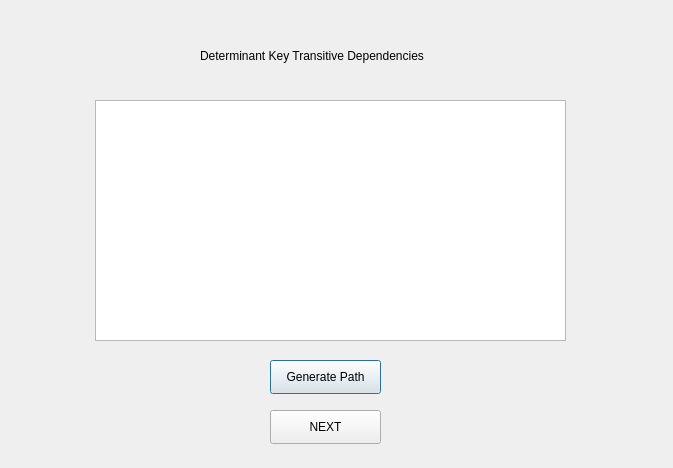
Before: the Qt Designer form dialog_transitive_view.ui in shanidchamal/ADN, drawn with Qt 5.
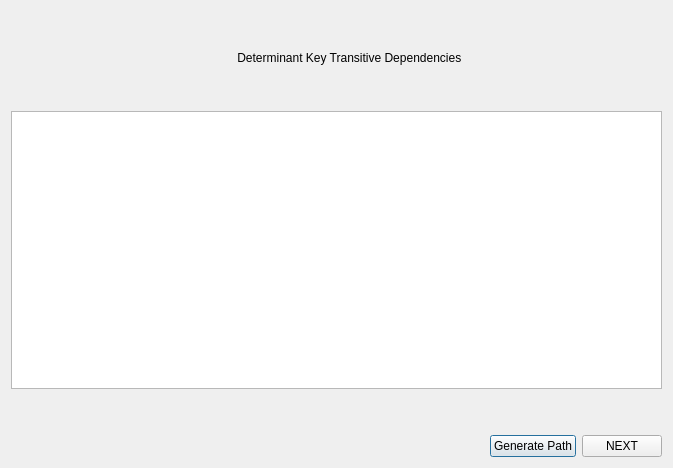
After: the same form once the commit is applied.

Commit message: {Sprint 2} GUI layout fixes

The edit to the form file:
```diff
--- a/dialog_transitive_view.ui
+++ b/dialog_transitive_view.ui
@@ -13,55 +13,101 @@
   <property name="windowTitle">
    <string>Dialog</string>
   </property>
+  <layout class="QVBoxLayout" name="verticalLayout_2">
+   <item>
+    <spacer name="verticalSpacer_2">
+     <property name="orientation">
+      <enum>Qt::Vertical</enum>
+     </property>
+     <property name="sizeType">
+      <enum>QSizePolicy::Fixed</enum>
+     </property>
+     <property name="sizeHint" stdset="0">
+      <size>
+       <width>20</width>
+       <height>40</height>
+      </size>
+     </property>
+    </spacer>
+   </item>
+   <item>
+    <layout class="QVBoxLayout" name="verticalLayout">
+     <item>
   <widget class="QLabel" name="label">
-   <property name="geometry">
-    <rect>
-     <x>200</x>
-     <y>40</y>
-     <width>261</width>
-     <height>31</height>
-    </rect>
-   </property>
    <property name="text">
-    <string>Determinant Key Transitive Dependencies</string>
-   </property>
-  </widget>
-  <widget class="QTableWidget" name="tableDetPath">
-   <property name="geometry">
-    <rect>
-     <x>95</x>
-     <y>100</y>
-     <width>471</width>
-     <height>241</height>
-    </rect>
-   </property>
-  </widget>
+        <string>                                                                    Determinant Key Transitive Dependencies</string>
+       </property>
+      </widget>
+     </item>
+     <item>
+      <spacer name="verticalSpacer_3">
+       <property name="orientation">
+        <enum>Qt::Vertical</enum>
+       </property>
+       <property name="sizeType">
+        <enum>QSizePolicy::Fixed</enum>
+       </property>
+       <property name="sizeHint" stdset="0">
+        <size>
+         <width>20</width>
+         <height>40</height>
+        </size>
+       </property>
+      </spacer>
+     </item>
+     <item>
+      <widget class="QTableWidget" name="tableDetPath"/>
+     </item>
+     <item>
+      <spacer name="verticalSpacer">
+       <property name="orientation">
+        <enum>Qt::Vertical</enum>
+       </property>
+       <property name="sizeType">
+        <enum>QSizePolicy::Fixed</enum>
+       </property>
+       <property name="sizeHint" stdset="0">
+        <size>
+         <width>20</width>
+         <height>40</height>
+        </size>
+       </property>
+      </spacer>
+     </item>
+     <item>
+      <layout class="QHBoxLayout" name="horizontalLayout">
+       <item>
+        <spacer name="horizontalSpacer">
+         <property name="orientation">
+          <enum>Qt::Horizontal</enum>
+         </property>
+         <property name="sizeHint" stdset="0">
+          <size>
+           <width>40</width>
+           <height>20</height>
+          </size>
+         </property>
+        </spacer>
+       </item>
+       <item>
   <widget class="QPushButton" name="detPathButton">
-   <property name="geometry">
-    <rect>
-     <x>270</x>
-     <y>360</y>
-     <width>111</width>
-     <height>34</height>
-    </rect>
-   </property>
    <property name="text">
     <string>Generate Path</string>
    </property>
   </widget>
+       </item>
+       <item>
   <widget class="QPushButton" name="nextButton">
-   <property name="geometry">
-    <rect>
-     <x>270</x>
-     <y>410</y>
-     <width>111</width>
-     <height>34</height>
-    </rect>
-   </property>
    <property name="text">
     <string>NEXT</string>
    </property>
   </widget>
+       </item>
+      </layout>
+     </item>
+    </layout>
+   </item>
+  </layout>
  </widget>
  <resources/>
  <connections/>
```
Lines whose indentation alone changed are shown as unchanged. The commit also changes 9 other files.
